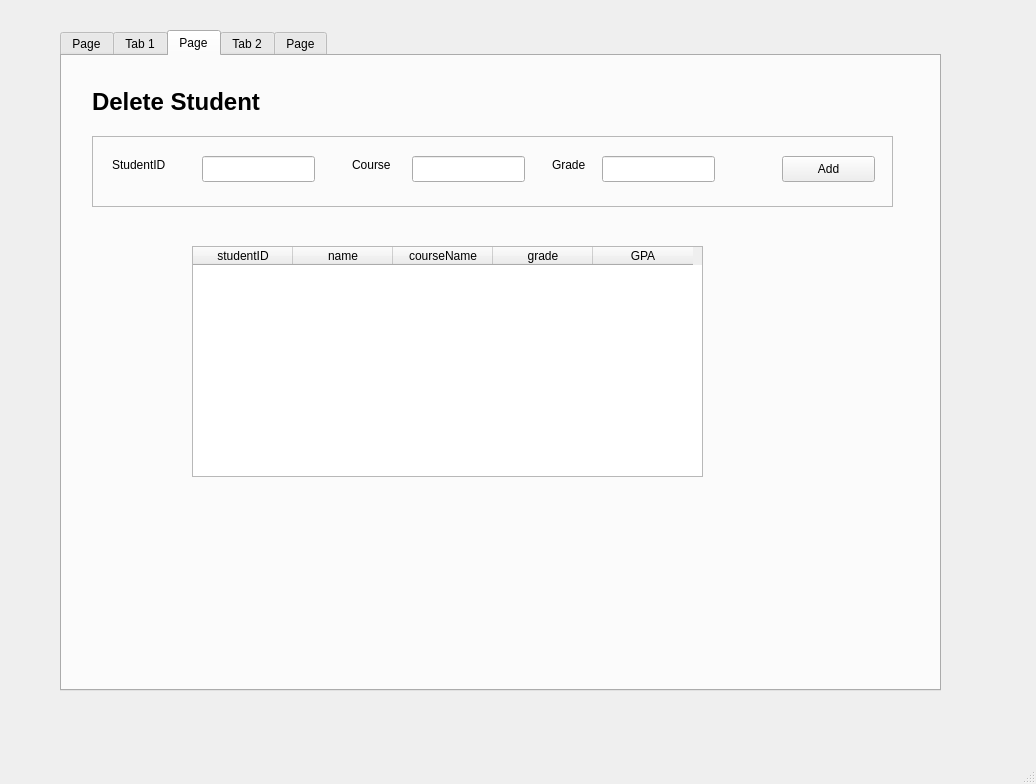
First picture: the form in mainwindow.ui, repository gunwoopyo/simpleStudentManagement, before the edit.
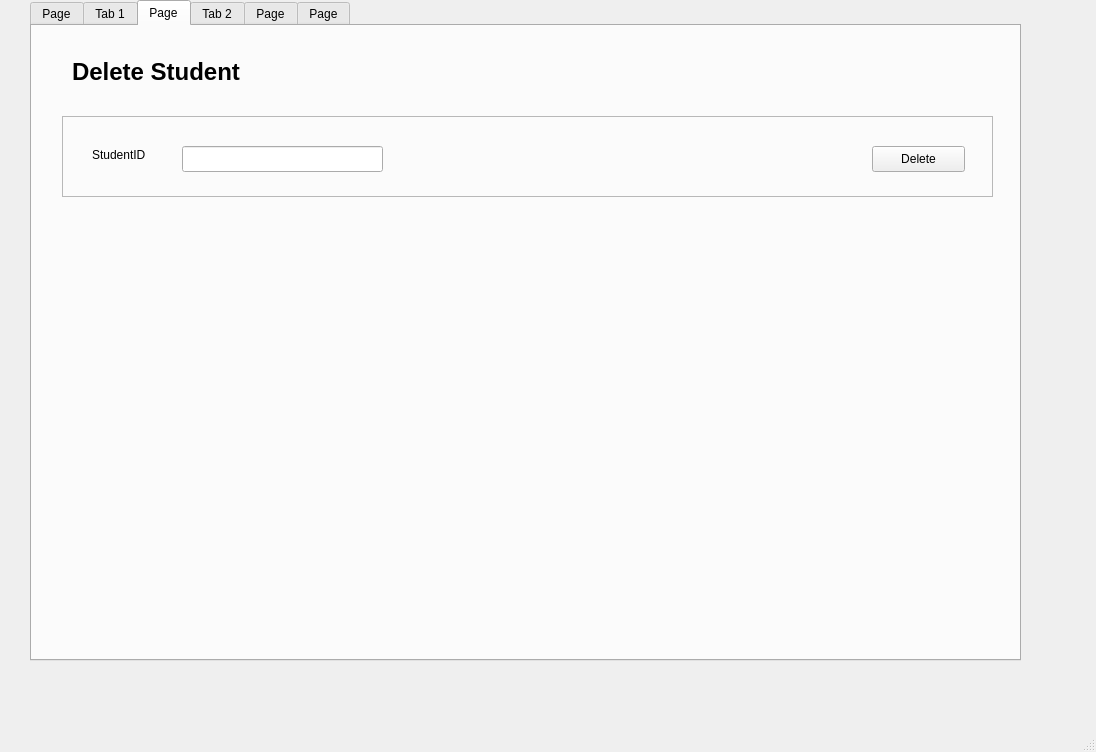
Second picture: the form after the edit. The open tabs and pages were chosen to show the change.

```diff
--- a/mainwindow.ui
+++ b/mainwindow.ui
@@ -6,8 +6,8 @@
    <rect>
     <x>0</x>
     <y>0</y>
-    <width>1036</width>
-    <height>784</height>
+    <width>1096</width>
+    <height>752</height>
    </rect>
   </property>
   <property name="windowTitle">
@@ -17,9 +17,9 @@
    <widget class="QTabWidget" name="tabWidget">
     <property name="geometry">
      <rect>
-      <x>60</x>
-      <y>30</y>
-      <width>881</width>
+      <x>30</x>
+      <y>0</y>
+      <width>991</width>
       <height>661</height>
      </rect>
     </property>
@@ -352,110 +352,12 @@
      <attribute name="title">
       <string>Page</string>
      </attribute>
-     <widget class="QFrame" name="frame_3">
-      <property name="geometry">
-       <rect>
-        <x>30</x>
-        <y>80</y>
-        <width>801</width>
-        <height>71</height>
-       </rect>
-      </property>
-      <property name="frameShape">
-       <enum>QFrame::Shape::StyledPanel</enum>
-      </property>
-      <property name="frameShadow">
-       <enum>QFrame::Shadow::Raised</enum>
-      </property>
-      <widget class="QLineEdit" name="AddCourseStudentIDText_2">
-       <property name="geometry">
-        <rect>
-         <x>110</x>
-         <y>20</y>
-         <width>113</width>
-         <height>26</height>
-        </rect>
-       </property>
-      </widget>
-      <widget class="QLabel" name="AddCourseStudentID_2">
-       <property name="geometry">
-        <rect>
-         <x>20</x>
-         <y>20</y>
-         <width>91</width>
-         <height>18</height>
-        </rect>
-       </property>
-       <property name="text">
-        <string>StudentID</string>
-       </property>
-      </widget>
-      <widget class="QLabel" name="AddCourse_2">
-       <property name="geometry">
-        <rect>
-         <x>260</x>
-         <y>20</y>
-         <width>51</width>
-         <height>18</height>
-        </rect>
-       </property>
-       <property name="text">
-        <string>Course</string>
-       </property>
-      </widget>
-      <widget class="QLineEdit" name="AddCourseText_2">
-       <property name="geometry">
-        <rect>
-         <x>320</x>
-         <y>20</y>
-         <width>113</width>
-         <height>26</height>
-        </rect>
-       </property>
-      </widget>
-      <widget class="QLabel" name="AddCourseGrade_2">
-       <property name="geometry">
-        <rect>
-         <x>460</x>
-         <y>20</y>
-         <width>51</width>
-         <height>18</height>
-        </rect>
-       </property>
-       <property name="text">
-        <string>Grade</string>
-       </property>
-      </widget>
-      <widget class="QLineEdit" name="AddCourseGradeText_2">
-       <property name="geometry">
-        <rect>
-         <x>510</x>
-         <y>20</y>
-         <width>113</width>
-         <height>26</height>
-        </rect>
-       </property>
-      </widget>
-      <widget class="QPushButton" name="AddCoursePushButton_2">
-       <property name="geometry">
-        <rect>
-         <x>690</x>
-         <y>20</y>
-         <width>93</width>
-         <height>26</height>
-        </rect>
-       </property>
-       <property name="text">
-        <string>Add</string>
-       </property>
-      </widget>
-     </widget>
      <widget class="QLabel" name="label_3">
       <property name="geometry">
        <rect>
-        <x>30</x>
+        <x>40</x>
         <y>30</y>
-        <width>201</width>
+        <width>341</width>
         <height>31</height>
        </rect>
       </property>
@@ -469,40 +371,57 @@
        <string>Delete Student</string>
       </property>
      </widget>
-     <widget class="QTableWidget" name="tableWidget_4">
+     <widget class="QFrame" name="frame_6">
       <property name="geometry">
        <rect>
-        <x>130</x>
-        <y>190</y>
-        <width>511</width>
-        <height>231</height>
+        <x>30</x>
+        <y>90</y>
+        <width>931</width>
+        <height>81</height>
        </rect>
       </property>
-      <column>
-       <property name="text">
-        <string>studentID</string>
+      <property name="frameShape">
+       <enum>QFrame::Shape::StyledPanel</enum>
+      </property>
+      <property name="frameShadow">
+       <enum>QFrame::Shadow::Raised</enum>
+      </property>
+      <widget class="QLineEdit" name="deleteStudentText">
+       <property name="geometry">
+        <rect>
+         <x>120</x>
+         <y>30</y>
+         <width>201</width>
+         <height>26</height>
+        </rect>
        </property>
-      </column>
-      <column>
-       <property name="text">
-        <string>name</string>
+      </widget>
+      <widget class="QLabel" name="deleteStudent">
+       <property name="geometry">
+        <rect>
+         <x>30</x>
+         <y>30</y>
+         <width>91</width>
+         <height>18</height>
+        </rect>
        </property>
-      </column>
-      <column>
        <property name="text">
-        <string>courseName</string>
+        <string>StudentID</string>
        </property>
-      </column>
-      <column>
-       <property name="text">
-        <string>grade</string>
+      </widget>
+      <widget class="QPushButton" name="deleteStudentPushButton">
+       <property name="geometry">
+        <rect>
+         <x>810</x>
+         <y>30</y>
+         <width>93</width>
+         <height>26</height>
+        </rect>
        </property>
-      </column>
-      <column>
        <property name="text">
-        <string>GPA</string>
+        <string>Delete</string>
        </property>
-      </column>
+      </widget>
      </widget>
     </widget>
     <widget class="QWidget" name="Course">
@@ -667,6 +586,30 @@
       </column>
      </widget>
     </widget>
+    <widget class="QWidget" name="tab_2">
+     <attribute name="title">
+      <string>Page</string>
+     </attribute>
+     <widget class="QLabel" name="label_6">
+      <property name="geometry">
+       <rect>
+        <x>40</x>
+        <y>30</y>
+        <width>161</width>
+        <height>31</height>
+       </rect>
+      </property>
+      <property name="font">
+       <font>
+        <pointsize>18</pointsize>
+        <bold>true</bold>
+       </font>
+      </property>
+      <property name="text">
+       <string>course Delete</string>
+      </property>
+     </widget>
+    </widget>
     <widget class="QWidget" name="Update">
      <attribute name="title">
       <string>Page</string>
```
Left out of the diff: 60 changed lines with no effect on the pictures.
